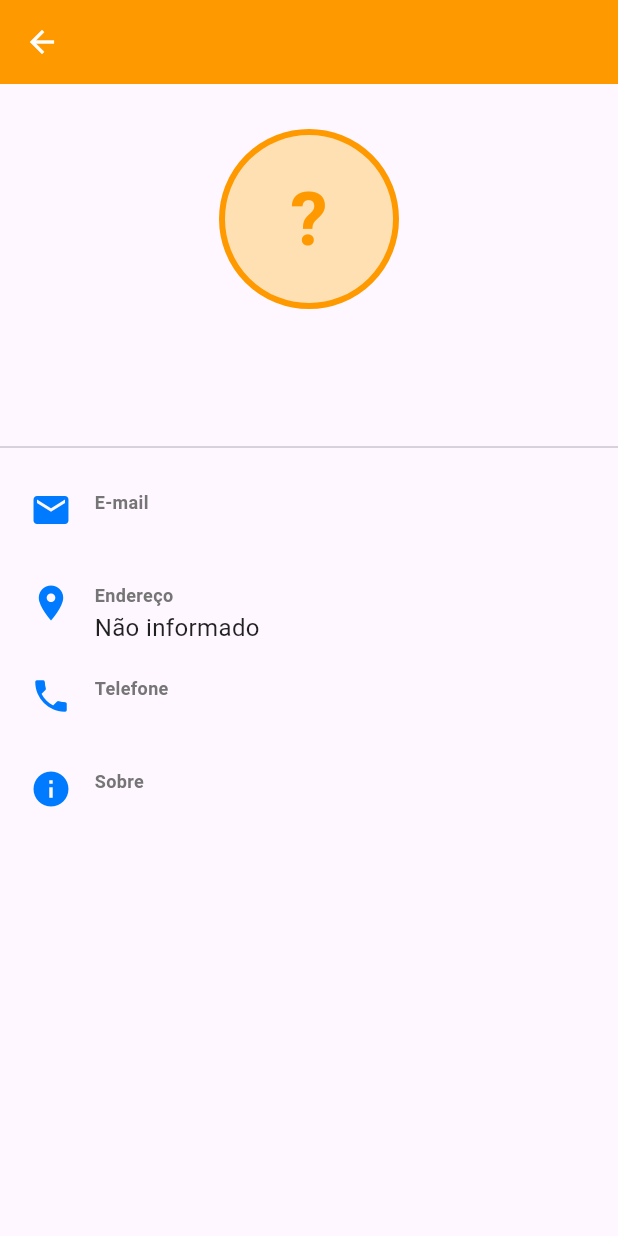
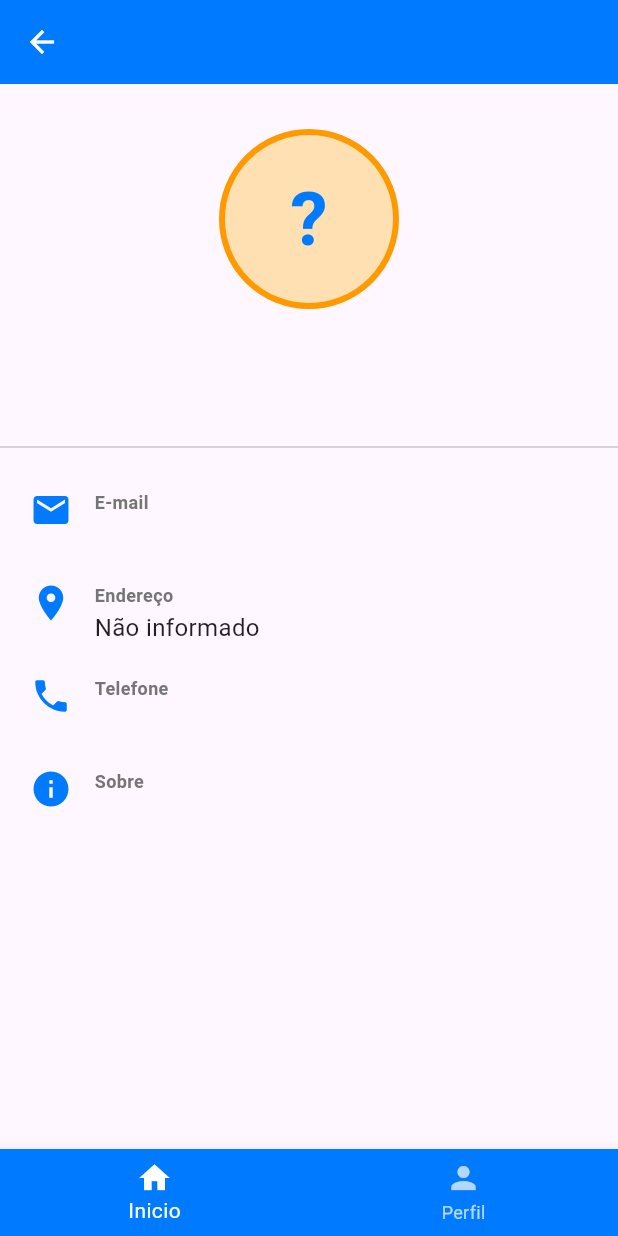
Before and after one commit to fga-eps-mds/2025.2-Gilgamesh, a Flutter app: the PerfilOngTela screen opened directly with empty values, on a phone screen of 412 x 824 dp. Run offline on Flutter 3.47's test engine with Material 3 defaults, Android fonts, the phone set to English and light mode, and no system bars; our stand-ins replace shared_preferences; accounts and stored records are empty.

Commit message:
feature: add bara inferior de navegação para a nova tela de informações de ongs

```diff
--- a/mobile_apoia/lib/telas/doador/perfil_ong_tela.dart
+++ b/mobile_apoia/lib/telas/doador/perfil_ong_tela.dart
@@ -1,5 +1,8 @@
 import 'package:flutter/material.dart';
+import 'package:mobile_apoia/telas/doador/sucesso_inscricao_tela.dart';
 import '../../models/ong.dart';
+import 'package:mobile_apoia/widgets/barra_inferior_superior_tela_doador.dart';
+import 'package:mobile_apoia/telas/doador/tela_perfil_usuario.dart';
 
 const Color corAzulTexto = Color(0xFF007AFF);
 const Color corLaranjaONG = Color(0xFFFF9900);
@@ -12,8 +15,22 @@ class PerfilOngTela extends StatelessWidget {
   @override
   Widget build(BuildContext context) {
     return Scaffold(
+      bottomNavigationBar: BottomNavBarDoador(
+        iconSelecionado: 0,
+        onTap: (index) {
+          if (index == 1) {
+            Navigator.push(
+              context,
+              MaterialPageRoute(
+                builder: (context) => const TelaPerfilUsuario(),
+              ),
+            );
+          }
+        },
+      ),
+
       appBar: AppBar(
-        backgroundColor: corLaranjaONG,
+        backgroundColor: corAzulTexto,
         title: Text(
           ong.nome.toUpperCase(),
           style: const TextStyle(color: Colors.white, fontSize: 16),
@@ -45,7 +62,7 @@ class PerfilOngTela extends StatelessWidget {
                     style: const TextStyle(
                       fontSize: 50,
                       fontWeight: FontWeight.bold,
-                      color: corLaranjaONG,
+                      color: corAzulPrincipal,
                     ),
                   ),
                 ),
```
